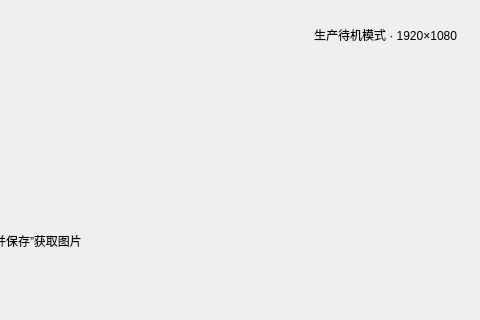
Before: the Qt Designer form tf_gui/ui/camera_monitor_dialog.ui in yhe21/tf-inner-gui, drawn with Qt 5; both pictures show x 480 to 960 and y 0 to 320 of the 960 by 560 pixel window.
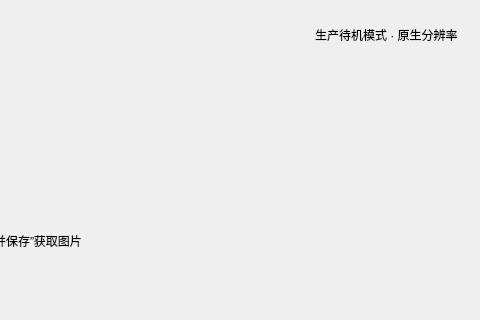
After: the same form once the commit is applied.

Diff of the .ui file:
```diff
--- a/tf_gui/ui/camera_monitor_dialog.ui
+++ b/tf_gui/ui/camera_monitor_dialog.ui
@@ -50,7 +50,7 @@
      </item>
      <item>
       <widget class="QLabel" name="lblCaptureMode">
-       <property name="text"><string>生产待机模式 · 1920×1080</string></property>
+       <property name="text"><string>生产待机模式 · 原生分辨率</string></property>
       </widget>
      </item>
     </layout>
```
